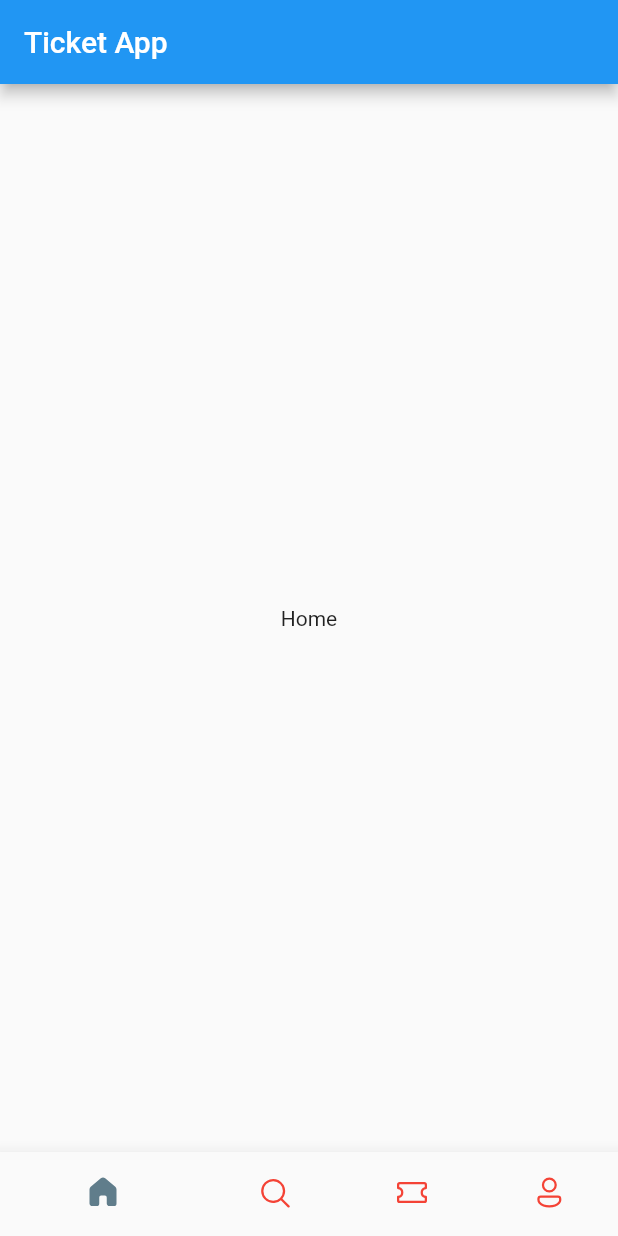
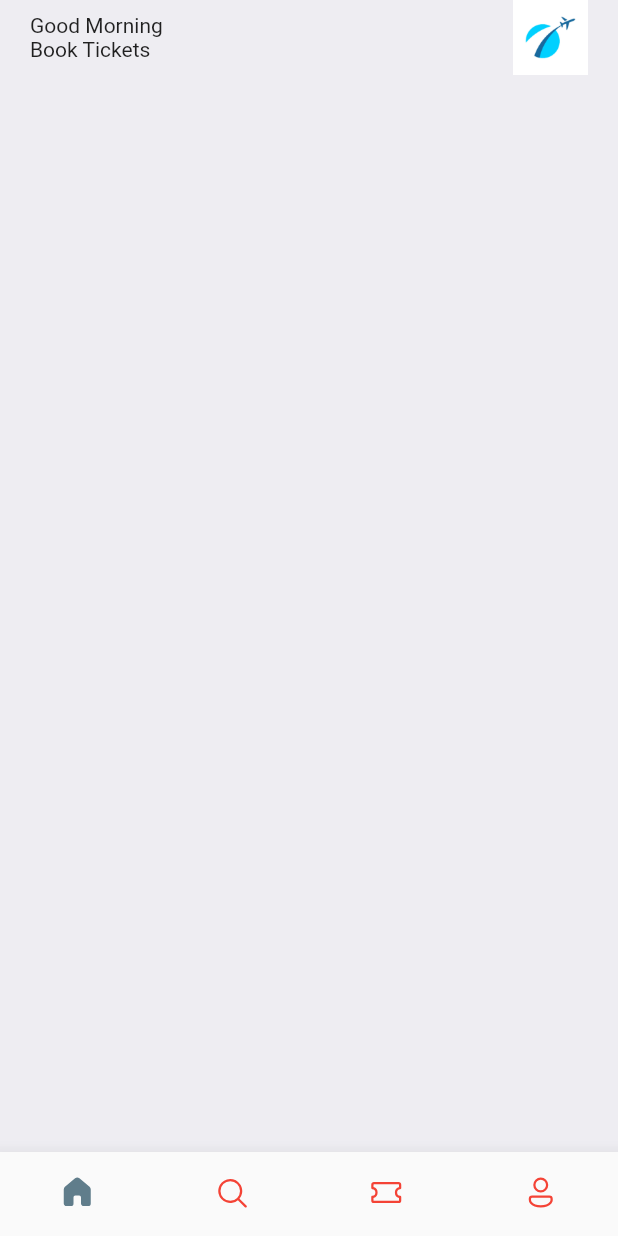
Before and after one commit to Thiruvikraman1998/ticket_booking, a Flutter app: the screen it shows after launch, on a phone screen of 412 x 824 dp. Run offline on Flutter 3.47's test engine with Material 2 defaults, Android fonts, the phone set to English and light mode, and no system bars; our stand-ins replace fluentui_icons.

Commit message:
added home screen

```diff
--- a/lib/main.dart
+++ b/lib/main.dart
@@ -10,6 +10,13 @@ class TicketApp extends StatelessWidget {
 
   @override
   Widget build(BuildContext context) {
-    return const BottomBar();
+    return MaterialApp(
+      debugShowCheckedModeBanner: false,
+      title: "Ticket App Demo",
+      theme: ThemeData(
+        primarySwatch: Colors.blue,
+      ),
+      home: const BottomBar(),
+    );
   }
 }
--- a/lib/screens/bottom_bar.dart
+++ b/lib/screens/bottom_bar.dart
@@ -1,5 +1,7 @@
 import 'package:flutter/material.dart';
 import 'package:fluentui_icons/fluentui_icons.dart';
+
+import 'home_screen.dart';
 
 class BottomBar extends StatefulWidget {
   const BottomBar({Key? key}) : super(key: key);
@@ -11,7 +13,7 @@ class BottomBar extends StatefulWidget {
 class _BottomBarState extends State<BottomBar> {
   int _selectIndex = 0;
   static final List<Widget> _widgetsList = <Widget>[
-    const Text("Home"),
+    HomeScreen(),
     const Text("Search"),
     const Text("Tickets"),
     const Text("Profile"),
@@ -25,12 +27,7 @@ class _BottomBarState extends State<BottomBar> {
 
   @override
   Widget build(BuildContext context) {
-    return MaterialApp(
-      debugShowCheckedModeBanner: false,
-      home: Scaffold(
-        appBar: AppBar(
-          title: const Text("Ticket App"),
-        ),
+    return Scaffold(
       body: Center(
         child: _widgetsList[_selectIndex],
       ),
@@ -42,6 +39,7 @@ class _BottomBarState extends State<BottomBar> {
         selectedItemColor: Colors.blueGrey,
         unselectedItemColor: Colors.red,
         elevation: 10,
+        type: BottomNavigationBarType.fixed,
         items: const [
           BottomNavigationBarItem(
             icon: Icon(FluentSystemIcons.ic_fluent_home_regular),
@@ -65,7 +63,6 @@ class _BottomBarState extends State<BottomBar> {
           ),
         ],
       ),
-      ),
     );
   }
 }
--- /dev/null
+++ b/lib/screens/home_screen.dart
@@ -0,0 +1,47 @@
+import 'package:flutter/material.dart';
+
+class HomeScreen extends StatelessWidget {
+  const HomeScreen({super.key});
+
+  @override
+  Widget build(BuildContext context) {
+    return Scaffold(
+      backgroundColor: Color(0xFFeeedf2),
+      body: ListView(
+        children: [
+          Container(
+            child: Padding(
+              padding: const EdgeInsets.symmetric(horizontal: 20),
+              child: Column(
+                children: [
+                  Row(
+                    mainAxisAlignment: MainAxisAlignment.spaceBetween,
+                    children: [
+                      Column(
+                        crossAxisAlignment: CrossAxisAlignment.start,
+                        children: const [
+                          Text("Good Morning"),
+                          Text("Book Tickets"),
+                        ],
+                      ),
+                      Container(
+                        height: 50,
+                        width: 50,
+                        decoration: const BoxDecoration(
+                          image: DecorationImage(
+                            fit: BoxFit.cover,
+                            image: AssetImage("assets/images/img_1.png"),
+                          ),
+                        ),
+                      ),
+                    ],
+                  ),
+                ],
+              ),
+            ),
+          ),
+        ],
+      ),
+    );
+  }
+}
--- a/pubspec.yaml
+++ b/pubspec.yaml
@@ -60,8 +60,8 @@ flutter:
   uses-material-design: true
 
   # To add assets to your application, add an assets section, like this:
-  # assets:
-  #   - images/a_dot_burr.jpeg
+  assets:
+    - assets/images/
   #   - images/a_dot_ham.jpeg
 
   # An image asset can refer to one or more resolution-specific "variants", see
```
Also changed, not shown: assets/images/img.png (added), assets/images/img_1.png (added), assets/images/one.png (added), assets/images/sit.jpg (added), assets/images/three.png (added), assets/images/two.png (added), assets/images/visa.png (added). Lines whose indentation alone changed are shown as unchanged.
